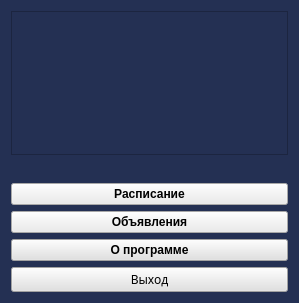
Qt form ui/main_menu.ui (Ulbandus/e-school) before a commit.
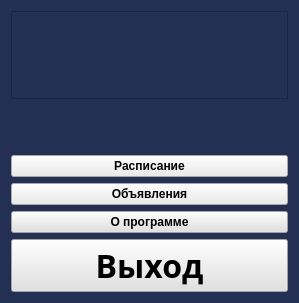
The same form after that commit.

The edit to the form file:
```diff
--- a/ui/main_menu.ui
+++ b/ui/main_menu.ui
@@ -12,8 +12,10 @@
   </property>
   <property name="font">
    <font>
-    <family>Kalinga</family>
-    <pointsize>9</pointsize>
+    <family>Segoe UI Semibold</family>
+    <pointsize>24</pointsize>
+    <weight>75</weight>
+    <bold>true</bold>
    </font>
   </property>
   <property name="windowTitle">
```
